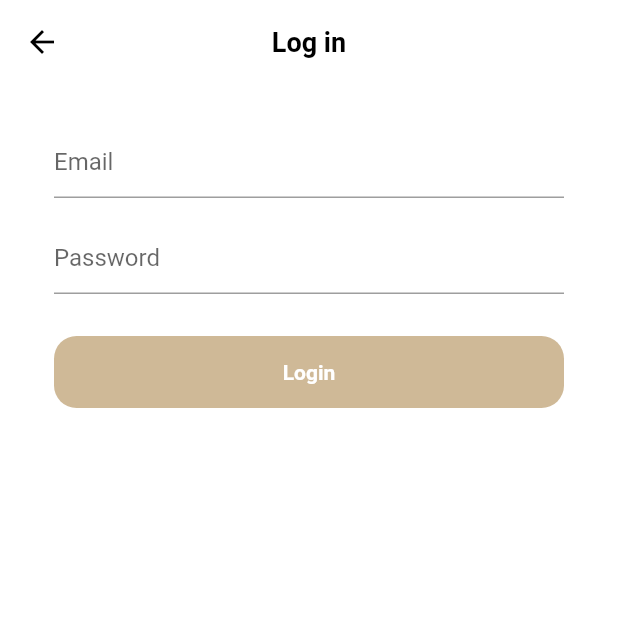
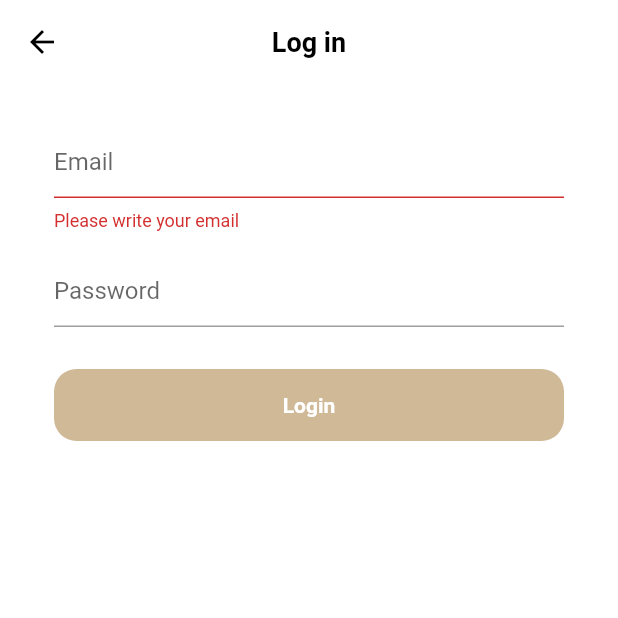
Before and after one commit to Dhui-Park/flutter_practice_app, a Flutter app: the LoginFormScreen screen opened directly, after a tap on "Login", on a phone screen of 412 x 824 dp, the top half of it. Run offline on Flutter 3.47's test engine with Material 2 defaults, Android fonts, the phone set to English and light mode, and no system bars; our stand-ins replace font_awesome_flutter.

```diff
--- a/lib/features/authentication/login_form_screen.dart
+++ b/lib/features/authentication/login_form_screen.dart
@@ -2,6 +2,8 @@ import 'package:flutter/material.dart';
 import 'package:flutter_practice/constants/gaps.dart';
 import 'package:flutter_practice/constants/sizes.dart';
 import 'package:flutter_practice/features/authentication/widgets/form_button.dart';
+
+import '../onboarding/interests_screen.dart';
 
 class LoginFormScreen extends StatefulWidget {
   const LoginFormScreen({super.key});
@@ -19,7 +21,11 @@ class _LoginFormScreenState extends State<LoginFormScreen> {
     if (_formKey.currentState != null) {
       if (_formKey.currentState!.validate()) {
         _formKey.currentState!.save();
-        print(formData);
+        Navigator.of(context).push(
+          MaterialPageRoute(
+            builder: (context) => const InterestsScreen(),
+          ),
+        );
       }
     }
   }
@@ -40,10 +46,18 @@ class _LoginFormScreenState extends State<LoginFormScreen> {
             children: [
               Gaps.v28,
               TextFormField(
-                decoration: const InputDecoration(
+                cursorColor: Theme.of(context).primaryColor,
+                decoration: InputDecoration(
                   hintText: 'Email',
+                  focusedBorder: UnderlineInputBorder(
+                      borderSide: BorderSide(
+                    color: Theme.of(context).primaryColor,
+                  )),
                 ),
                 validator: (value) {
+                  if (value != null && value.isEmpty) {
+                    return 'Please write your email';
+                  }
                   return null;
                 },
                 onSaved: (newValue) {
@@ -54,8 +68,15 @@ class _LoginFormScreenState extends State<LoginFormScreen> {
               ),
               Gaps.v16,
               TextFormField(
-                decoration: const InputDecoration(
+                obscureText: true,
+                cursorColor: Theme.of(context).primaryColor,
+                decoration: InputDecoration(
                   hintText: 'Password',
+                  focusedBorder: UnderlineInputBorder(
+                    borderSide: BorderSide(
+                      color: Theme.of(context).primaryColor,
+                    ),
+                  ),
                 ),
                 validator: (value) {
                   return null;
--- a/lib/main.dart
+++ b/lib/main.dart
@@ -1,7 +1,7 @@
 import 'package:flutter/material.dart';
 
 import 'constants/sizes.dart';
-import 'features/authentication/login_screen.dart';
+import 'features/onboarding/interests_screen.dart';
 
 void main() {
   runApp(const FlutterPracticeApp());
@@ -30,7 +30,7 @@ class FlutterPracticeApp extends StatelessWidget {
         scaffoldBackgroundColor: Colors.white,
         primaryColor: const Color(0xFFCFB997),
       ),
-      home: const LoginScreen(),
+      home: const InterestsScreen(),
     );
   }
 }
```
Also changed, not shown: lib/features/onboarding/interests_screen.dart (+122 -3 lines).
